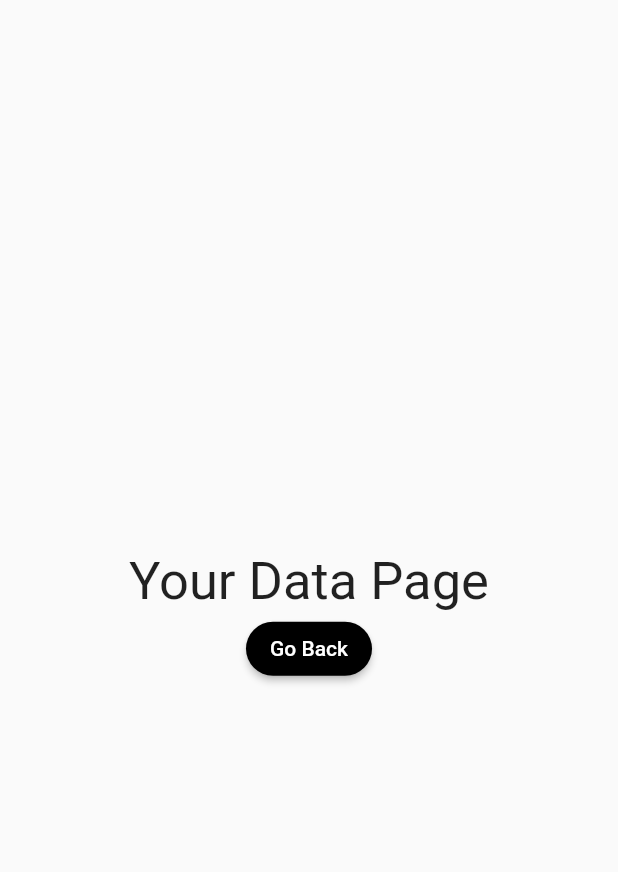
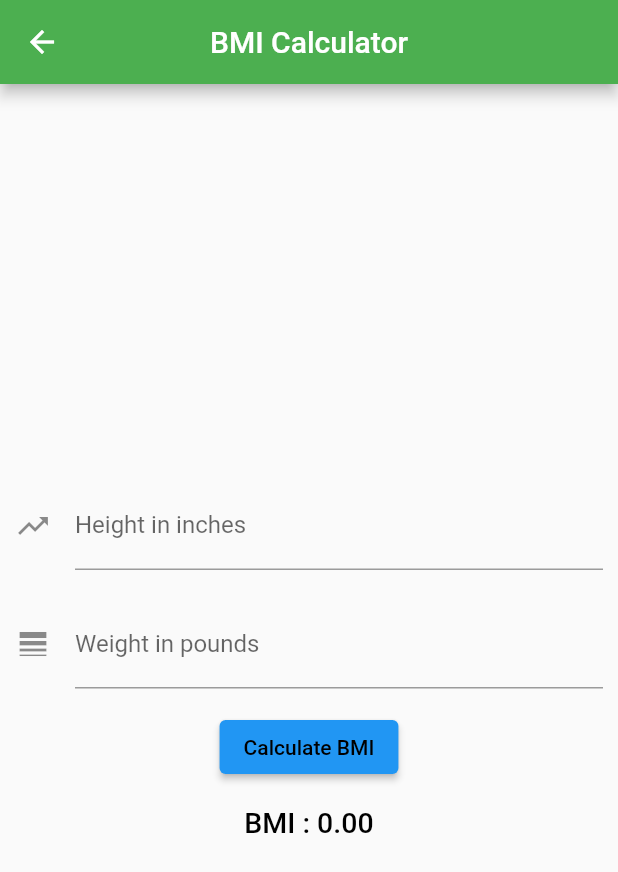
Before and after one commit to jageras/fitness_application_project, a Flutter app: the yourDataPage screen opened directly, on a phone screen of 412 x 824 dp. Shown: the top 872 px of the screen. Run offline on Flutter 3.47's test engine with Material 2 defaults, Android fonts, the phone set to English and light mode, and no system bars.

```diff
--- a/lib/Features/yourData/yourDataPage.dart
+++ b/lib/Features/yourData/yourDataPage.dart
@@ -8,38 +8,71 @@ class yourDataPage extends StatefulWidget {
 
 class yourDataPageState extends State<yourDataPage> {
 
+  final TextEditingController _heightController = TextEditingController();
+  final TextEditingController _weightController = TextEditingController();
+
+  double _result = 0;
+
   @override
   Widget build(BuildContext context) {
-
     return Scaffold(
-
-        body: Center(
+      appBar: AppBar(
+        title: const Text('BMI Calculator'),
+        centerTitle: true,
+        backgroundColor: Colors.green,
+      ),
+    body: Container(
+      padding: const EdgeInsets.symmetric(horizontal: 10.0),
       child: Column(
         mainAxisAlignment: MainAxisAlignment.center,
-
-            children: <Widget> [
-              const Text(
-                "Your Data Page",
-                textAlign: TextAlign.center,
-                style: TextStyle(
-                  fontSize: 35,
+        children: <Widget>[
+          TextField(
+            controller: _heightController,
+            keyboardType: TextInputType.number,
+            decoration: const InputDecoration(
+              labelText: 'Height in inches',
+              icon: Icon(Icons.trending_up),
             ),
           ),
-
+          const SizedBox(height: 20),
+          TextField(
+            controller: _weightController,
+            keyboardType: TextInputType.number,
+            decoration: const InputDecoration(
+              labelText: 'Weight in pounds',
+              icon: Icon(Icons.line_weight),
+            ),
+          ),
+          const SizedBox(height: 15),
           ElevatedButton(
-                  style: ElevatedButton.styleFrom(
-                    shape: RoundedRectangleBorder(borderRadius: new BorderRadius.circular(30.0)),
-                    primary: Colors.black,
+            onPressed: CalcBMI,
+            child: const Text(
+              "Calculate BMI",
+              style: TextStyle(color: Colors.black),
             ),
-                  onPressed: () {
-                    navToMenuPage(context);
-                  },
-                  child: const Text(
-                      "Go Back"
-                  ))
+          ),
+          const SizedBox(height: 15),
+          Text(
+            _result == null ? "Enter Value" : "BMI : ${_result.toStringAsFixed(2)}",
+            style: const TextStyle(
+              color: Colors.black,
+              fontSize: 19,
+              fontWeight: FontWeight.w500,
+            ),
+          ),
         ],
       ),
     )
     );
   }
+
+  void CalcBMI() {
+    double height = double.parse(_heightController.text);
+    double weight = double.parse(_weightController.text);
+
+    double squareheight = height * height;
+    double result = (weight / squareheight) * 703;
+    _result = result;
+    setState(() {});
   }
+}
```
Also changed, not shown: pubspec.lock. Lines whose indentation alone changed are shown as unchanged.
